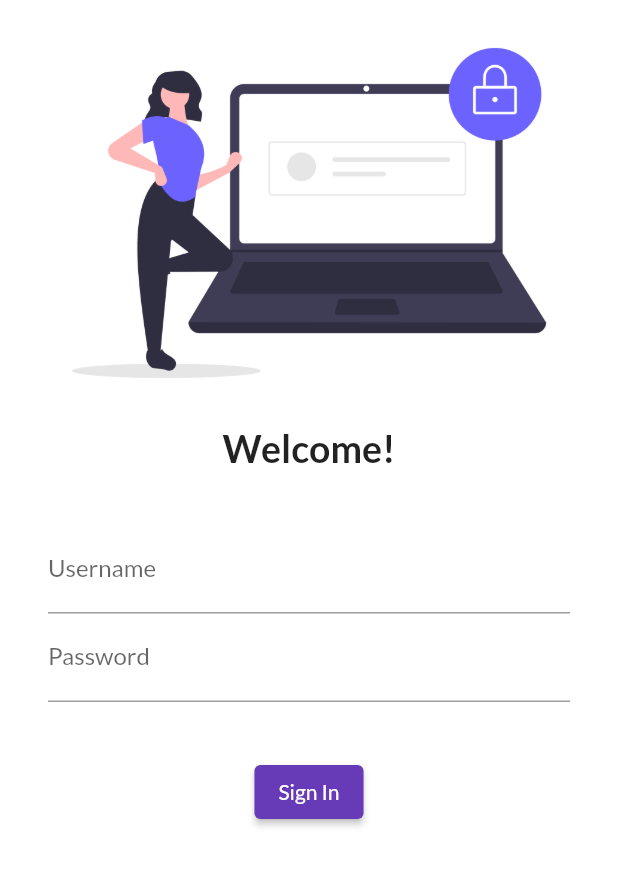
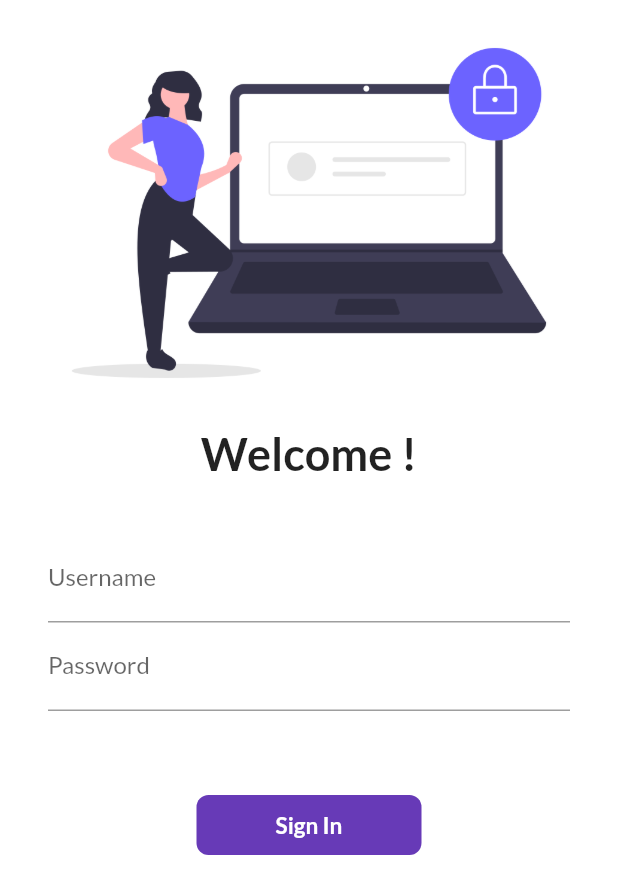
Before and after one commit to Gladicoder/FlutterIn8Hrs, a Flutter app: the screen it shows after launch, on a phone screen of 412 x 824 dp. Shown: the top 894 px of the screen. Run offline on Flutter 3.47's test engine with Material 2 defaults, Android fonts, the phone set to English and light mode, and no system bars; our stand-ins replace google_fonts.

Commit message:
day 6 completed

```diff
--- a/lib/main.dart
+++ b/lib/main.dart
@@ -1,5 +1,6 @@
 import 'package:dont_fail/pages/homepage.dart';
 import 'package:dont_fail/pages/loginpage.dart';
+import 'package:dont_fail/utils/routes.dart';
 import 'package:flutter/material.dart';
 import 'package:google_fonts/google_fonts.dart';
 
@@ -16,6 +17,7 @@
     // var s = "king";
     // const pii = 3.14;
     return MaterialApp(
+      //debugShowCheckedModeBanner: false,
       themeMode: ThemeMode.light,
       theme: ThemeData(
         primarySwatch: Colors.deepPurple,
@@ -24,8 +26,8 @@
       darkTheme: ThemeData(brightness: Brightness.dark),
       routes: {
         "/": (context) => Loginpage(),
-        "/home": (context) => Homepage(),
-        "/login": (context) => Loginpage()
+        MyRoutes.homeRoute: (context) => Homepage(),
+        MyRoutes.loginRoute: (context) => Loginpage()
       },
     );
   }
--- a/lib/pages/loginpage.dart
+++ b/lib/pages/loginpage.dart
@@ -1,11 +1,20 @@
+import 'package:dont_fail/utils/routes.dart';
 import 'package:flutter/material.dart';
 import 'package:flutter/rendering.dart';
 
-class Loginpage extends StatelessWidget {
+class Loginpage extends StatefulWidget {
+  @override
+  State<Loginpage> createState() => _LoginpageState();
+}
+
+class _LoginpageState extends State<Loginpage> {
+  String name = "";
+  bool changebutton = false;
   @override
   Widget build(BuildContext context) {
     return Material(
       color: Colors.white,
+      child: SingleChildScrollView(
         child: Column(
           children: [
             Image.asset(
@@ -13,8 +22,8 @@
               fit: BoxFit.cover,
             ),
             Text(
-            "Welcome!",
-            style: TextStyle(fontSize: 25, fontWeight: FontWeight.bold),
+              "Welcome ${name}!",
+              style: TextStyle(fontSize: 30, fontWeight: FontWeight.bold),
             ),
             SizedBox(
               height: 20,
@@ -26,6 +35,10 @@
                   TextFormField(
                     decoration: InputDecoration(
                         hintText: "Enter Username", labelText: "Username"),
+                    onChanged: (value) {
+                      name = value;
+                      setState(() {});
+                    },
                   ),
                   TextFormField(
                     obscureText: true,
@@ -38,16 +51,47 @@
               ),
             ),
             SizedBox(
-            height: 20,
+              height: 40,
             ),
-          ElevatedButton(
-            onPressed: () {
-              print("Hi Bro!!");
-            },
-            child: Text("Sign In"),
-            style: TextButton.styleFrom(),
+            InkWell(
+              onTap: (() async {
+                setState(() {
+                  changebutton = true;
+                });
+                await Future.delayed(Duration(seconds: 1));
+                Navigator.pushNamed(context, MyRoutes.homeRoute);
+              }),
+              child: AnimatedContainer(
+                duration: Duration(seconds: 1),
+                width: changebutton ? 40 : 150,
+                height: 40,
+                alignment: Alignment.center,
+                child: changebutton
+                    ? Icon(
+                        Icons.done,
+                        color: Colors.white,
                       )
+                    : Text(
+                        "Sign In",
+                        style: TextStyle(
+                            color: Colors.white,
+                            fontWeight: FontWeight.bold,
+                            fontSize: 15),
+                      ),
+                decoration: BoxDecoration(
+                    color: Colors.deepPurple,
+                    borderRadius: BorderRadius.circular(changebutton ? 40 : 8)),
+              ),
+            )
+            // ElevatedButton(
+            //   onPressed: () {
+            //     Navigator.pushNamed(context, MyRoutes.homeRoute);
+            //   },
+            //   child: Text("Sign In"),
+            //   style: TextButton.styleFrom(minimumSize: Size(120, 40)),
+            // )
           ],
+        ),
       ),
     );
   }
--- /dev/null
+++ b/lib/utils/routes.dart
@@ -0,0 +1,4 @@
+class MyRoutes {
+  static String loginRoute = "/login";
+  static String homeRoute = "/home";
+}
```
Lines whose indentation alone changed are shown as unchanged.
